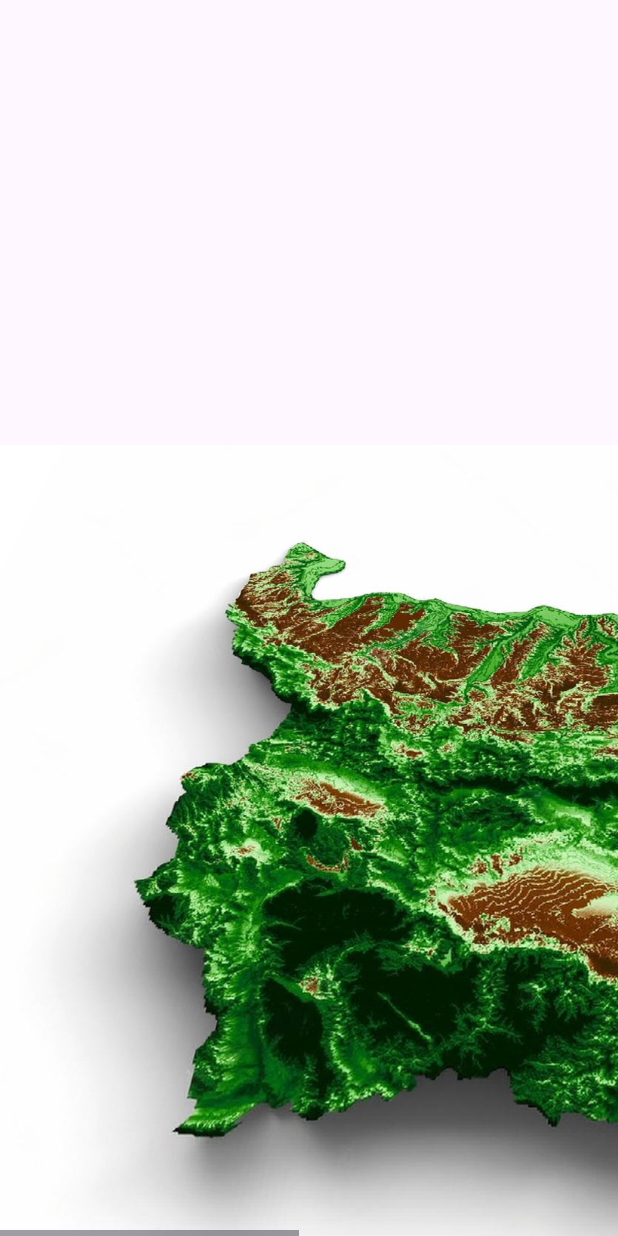
After one commit to IvoKara/The-Forgotten-Bulgarian, an Android app: the RouteMapActivity screen opened directly, with no data from a screen before it, on a phone screen of 412 x 824 dp. The commit adds this screen. Run offline under Robolectric (Android 15) with nearby library versions, the phone set to English and light mode, and no system bars.

Commit message:
Scrollable layout for map activity

```diff
--- a/app/src/main/AndroidManifest.xml
+++ b/app/src/main/AndroidManifest.xml
@@ -12,6 +12,13 @@
         android:supportsRtl="true"
         android:theme="@style/Theme.TheForgottenBulgarian"
         tools:targetApi="31">
+        <activity
+            android:name=".RouteMapActivity"
+            android:exported="false">
+            <meta-data
+                android:name="android.app.lib_name"
+                android:value="" />
+        </activity>
         <activity
             android:name=".LoginActivity"
             android:exported="false" />
--- a/app/src/main/java/com/ivok/the_forgotten_bulgarian/MainActivity.kt
+++ b/app/src/main/java/com/ivok/the_forgotten_bulgarian/MainActivity.kt
@@ -16,5 +16,9 @@ class MainActivity : AppCompatActivity() {
         binding.buttonLogin.setOnClickListener {
             startActivity(Intent(this, LoginActivity::class.java))
         }
+
+        binding.buttonPlay.setOnClickListener {
+            startActivity(Intent(this, RouteMapActivity::class.java))
+        }
     }
 }
--- /dev/null
+++ b/app/src/main/java/com/ivok/the_forgotten_bulgarian/RouteMapActivity.kt
@@ -0,0 +1,11 @@
+package com.ivok.the_forgotten_bulgarian
+
+import androidx.appcompat.app.AppCompatActivity
+import android.os.Bundle
+
+class RouteMapActivity : AppCompatActivity() {
+    override fun onCreate(savedInstanceState: Bundle?) {
+        super.onCreate(savedInstanceState)
+        setContentView(R.layout.activity_route_map)
+    }
+}
--- /dev/null
+++ b/app/src/main/res/layout/activity_route_map.xml
@@ -0,0 +1,32 @@
+<?xml version="1.0" encoding="utf-8"?>
+<androidx.constraintlayout.widget.ConstraintLayout xmlns:android="http://schemas.android.com/apk/res/android"
+    xmlns:app="http://schemas.android.com/apk/res-auto"
+    xmlns:tools="http://schemas.android.com/tools"
+    android:layout_width="match_parent"
+    android:layout_height="match_parent"
+    tools:context=".RouteMapActivity">
+
+    <HorizontalScrollView
+        android:id="@+id/scrollView"
+        android:layout_width="wrap_content"
+        android:layout_height="match_parent"
+        app:layout_constraintBottom_toBottomOf="parent"
+        app:layout_constraintEnd_toEndOf="parent"
+        app:layout_constraintStart_toStartOf="parent"
+        app:layout_constraintTop_toTopOf="parent">
+
+        <ScrollView
+            android:layout_width="wrap_content"
+            android:layout_height="wrap_content">
+
+            <ImageView
+                android:layout_width="851dp"
+                android:layout_height="1101dp"
+                android:contentDescription="Bulgarian Map"
+                android:src="@drawable/bg_geo_map"
+                tools:layout_editor_absoluteX="-270dp"
+                tools:layout_editor_absoluteY="-121dp" />
+        </ScrollView>
+    </HorizontalScrollView>
+
+</androidx.constraintlayout.widget.ConstraintLayout>
```
Also changed, not shown: app/src/main/res/drawable-v24/bg_geo_map.jpg (added).
